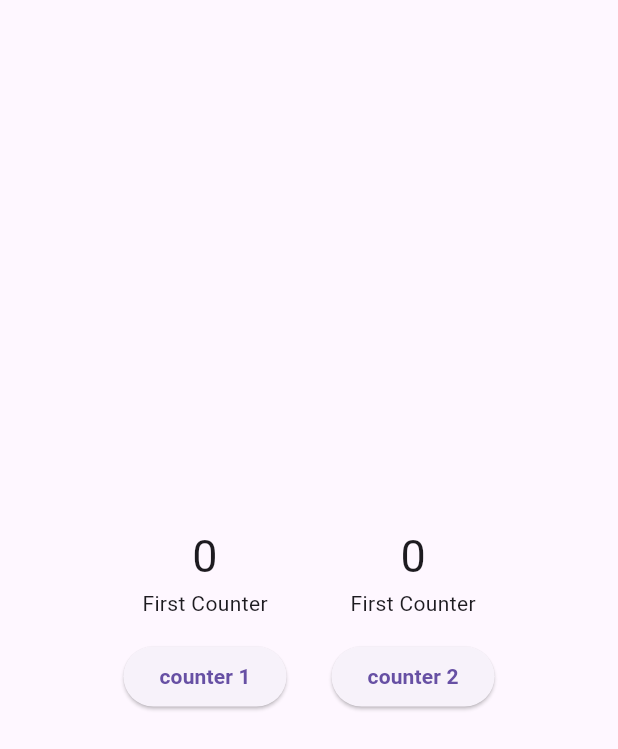
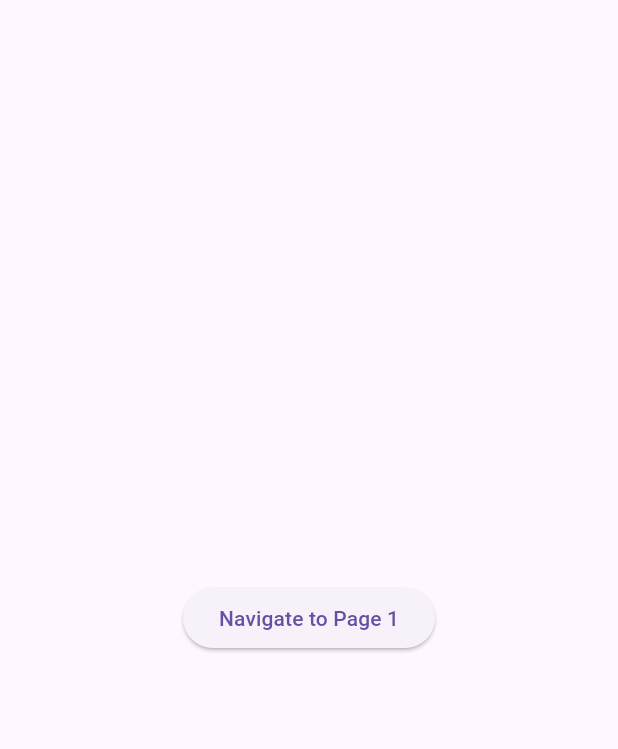
Before and after one commit to aminrazakhan07/getx-practice, a Flutter app: the screen it shows after launch, on a phone screen of 412 x 824 dp. Shown: the top 749 px of the screen. Run offline on Flutter 3.47's test engine with Material 3 defaults, Android fonts, the phone set to English and light mode, and no system bars; our stand-ins replace get.

Commit message:
page Binding

```diff
--- a/lib/Counter/controllerCount.dart
+++ b/lib/Counter/controllerCount.dart
@@ -2,6 +2,7 @@
 
 import 'package:get/get.dart';
 
+////  GetxController use for short time memory
 class Controllerhome extends GetxController {
   var counte = 0.obs;
 
@@ -38,3 +39,8 @@ class Controllerhome extends GetxController {
     super.onClose();
   }
 }
+
+////  GetxController use for Long time memory
+class LoginPage extends GetxService {
+  loginFunc() {}
+}
--- /dev/null
+++ b/lib/PageBinding/HomeBinding.dart/HomeBinding.dart
@@ -0,0 +1,22 @@
+import 'package:flutter/material.dart';
+import 'package:flutter/widgets.dart';
+import 'package:get/get.dart';
+import 'package:getx_prectise/PageBinding/page1/HomeView.dart';
+
+class MainHomeView extends StatelessWidget {
+  const MainHomeView({super.key});
+
+  @override
+  Widget build(BuildContext context) {
+    return Scaffold(
+      body: Center(
+        child: ElevatedButton(
+          onPressed: () {
+            Get.to(PageView1());
+          },
+          child: Text('Navigate to Page 1'),
+        ),
+      ),
+    );
+  }
+}
--- /dev/null
+++ b/lib/PageBinding/page1/controller.dart
@@ -0,0 +1,9 @@
+import 'package:get/get.dart';
+
+class Page1Controller extends GetxService {
+  var pageName = 'Page 1';
+
+  var count = 0.obs;
+
+  increment() => count++;
+}
--- /dev/null
+++ b/lib/PageBinding/page2/conrtoller.dart
@@ -0,0 +1,9 @@
+import 'package:get/get.dart';
+
+class Page2Controller extends GetxService {
+  var namePage = 'Page 2';
+
+  var counts = 0.obs;
+
+  increments() => counts++;
+}
--- a/lib/main.dart
+++ b/lib/main.dart
@@ -1,5 +1,9 @@
 import 'package:flutter/material.dart';
+import 'package:get/get_navigation/src/root/get_material_app.dart';
 import 'package:getx_prectise/Counter/HomeCounting.dart';
+import 'package:getx_prectise/PageBinding/HomeBinding.dart/HomeBinding.dart';
+import 'package:getx_prectise/PageBinding/allBinding.dart';
+import 'package:getx_prectise/PageBinding/page2/binding.dart';
 
 void main() {
   runApp(const MyApp());
@@ -11,9 +15,10 @@ class MyApp extends StatelessWidget {
   // This widget is the root of your application.
   @override
   Widget build(BuildContext context) {
-    return MaterialApp(
+    return GetMaterialApp(
+      initialBinding: Allbinding(),
       debugShowCheckedModeBanner: false,
-      home: HomepageCounting(),
+      home: MainHomeView(),
     );
   }
 }
```
Also changed, not shown: lib/PageBinding/allBinding.dart (added, +15 -0 lines), lib/PageBinding/page1/HomeView.dart (added, +27 -0 lines), lib/PageBinding/page2/HomeView.dart (added, +27 -0 lines), lib/PageBinding/page2/binding.dart (added, +22 -0 lines), lib/PageBinding/page1/binding.dart (added).
